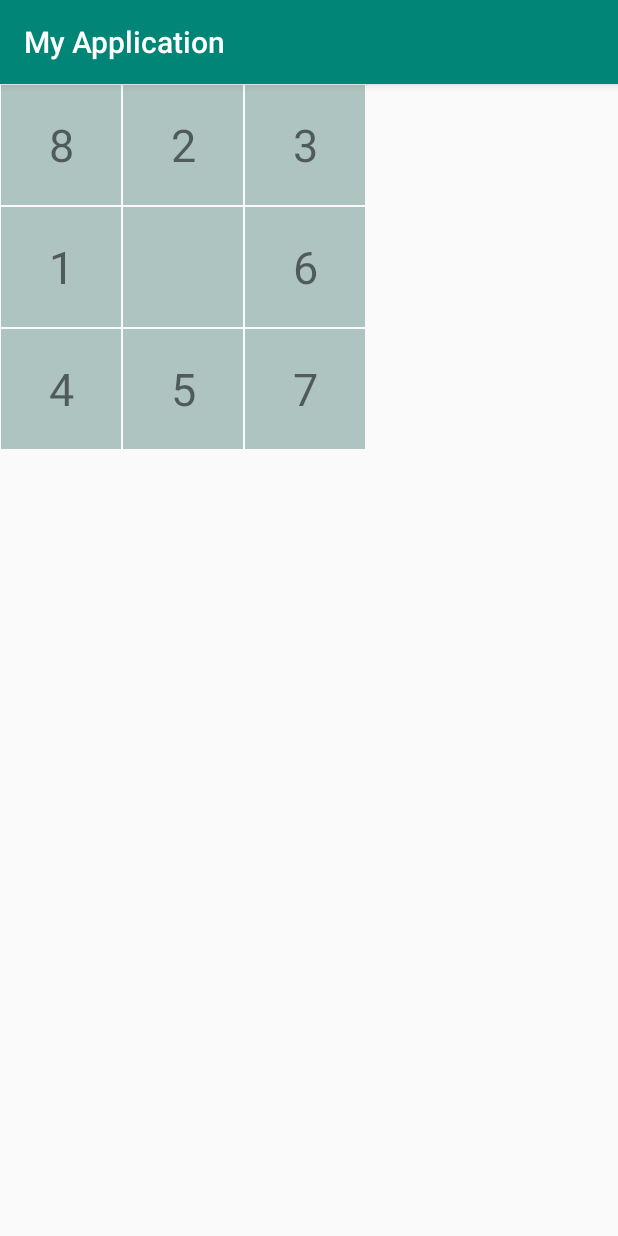
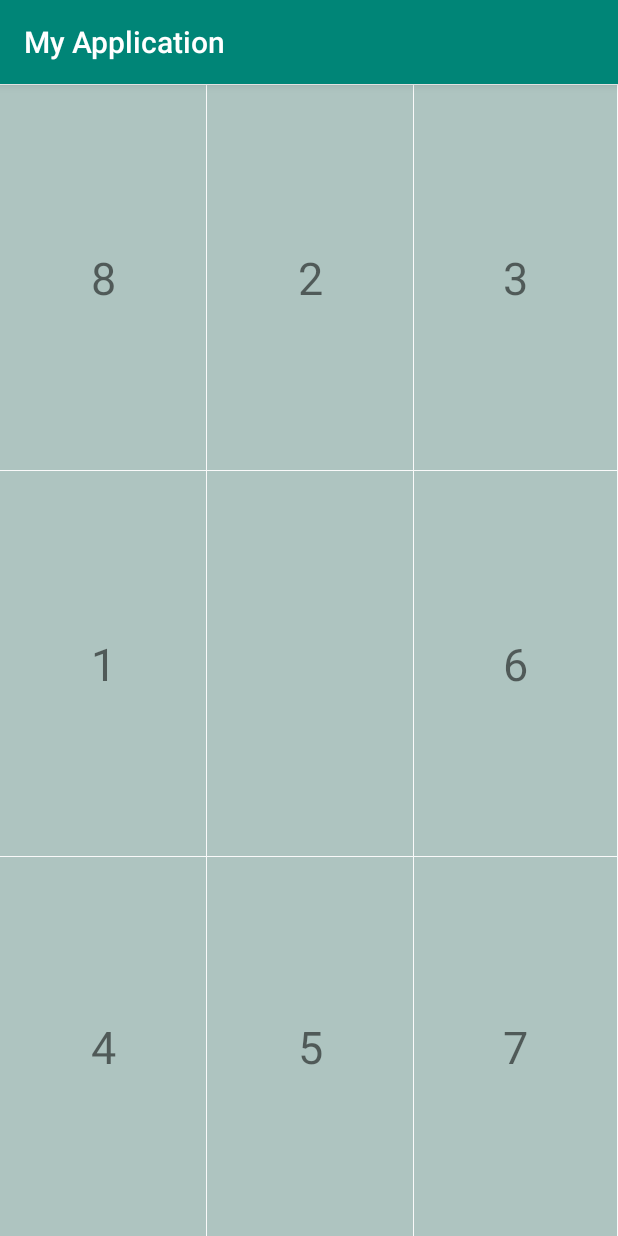
Before and after one commit to ProgrammerSusan/MobileAssignmentFour, an Android app: the screen it shows after launch (MainActivity), on a phone screen of 412 x 824 dp. Run offline under Robolectric (Android 15) with nearby library versions, the phone set to English and light mode, and no system bars.

Commit message:
changed styling in AppInterface

```diff
--- a/App1/app/src/main/java/com/example/myapplication/AppInterface.java
+++ b/App1/app/src/main/java/com/example/myapplication/AppInterface.java
@@ -8,22 +8,16 @@ import android.content.Context;
 
 import androidx.annotation.RequiresApi;
 
-class AppInterface extends GridLayout{
+class AppInterface extends RelativeLayout{
     private TextView[][] board;
     private int size, width;
 
     @RequiresApi(api = Build.VERSION_CODES.JELLY_BEAN_MR1)
-    public AppInterface(Context context)
+    public AppInterface(Context context, int screenHeight, int screenWidth)
     {
         super(context);
 
         this.size = 3;
-        this.width = 120;
-
-        final int dp = (int)(getResources().getDisplayMetrics().density);
-        width = width * dp;
-        setRowCount(9);
-        setColumnCount(9);
 
         //create first board in a grid
         board = new TextView[size][size];
@@ -31,15 +25,21 @@ class AppInterface extends GridLayout{
             for(int j = 0; j < size; j++){
                 board[i][j] = new TextView(context);
                 board[i][j].setTextSize(30);
+                board[i][j].setId(TextView.generateViewId());
                 board[i][j].setBackgroundColor(Color.parseColor("#AEC4C0"));
                 board[i][j].setGravity(Gravity.CENTER);
-                GridLayout.LayoutParams params = new GridLayout.LayoutParams();
-                params.width = width;
-                params.height = width;
-                params.rowSpec = GridLayout.spec(i,1);
-                params.columnSpec = GridLayout.spec(j + 4, 1);
-                params.topMargin = params.bottomMargin = 1;
-                params.leftMargin = params.rightMargin = 1;
+                RelativeLayout.LayoutParams params = new RelativeLayout.LayoutParams(0, 0);
+                params.width = screenWidth/size;
+                params.height = screenHeight/size;
+                params.topMargin = 1;
+                params.rightMargin = 1;
+                if (i > 0){
+                    params.addRule(RelativeLayout.BELOW, board[i-1][j].getId());
+                }
+                if(j > 0){
+                    params.addRule(RelativeLayout.RIGHT_OF, board[i][j-1].getId());
+                }
+
                 board[i][j].setLayoutParams(params);
                 addView(board[i][j]);
 
--- a/App1/app/src/main/java/com/example/myapplication/MainActivity.java
+++ b/App1/app/src/main/java/com/example/myapplication/MainActivity.java
@@ -25,7 +25,7 @@ public class MainActivity extends AppCompatActivity {
         //create game
         game = new Game();
         //create interface
-        appInterface = new AppInterface(this);
+        appInterface = new AppInterface(this, screenHeight(), screenWidth());
         //draw initial and goal board
         appInterface.drawBoard(game.getBoard());
         setContentView(appInterface);
@@ -44,6 +44,14 @@ public class MainActivity extends AppCompatActivity {
         int DP = (int)(getResources().getDisplayMetrics().density);
 
         return size.y - 80*DP;
+    }
+
+    private int screenWidth()
+    {
+        Point size = new Point();
+        getWindowManager().getDefaultDisplay().getSize(size);
+
+        return size.x;
     }
 
     private class TouchHandler extends GestureDetector.SimpleOnGestureListener
```
